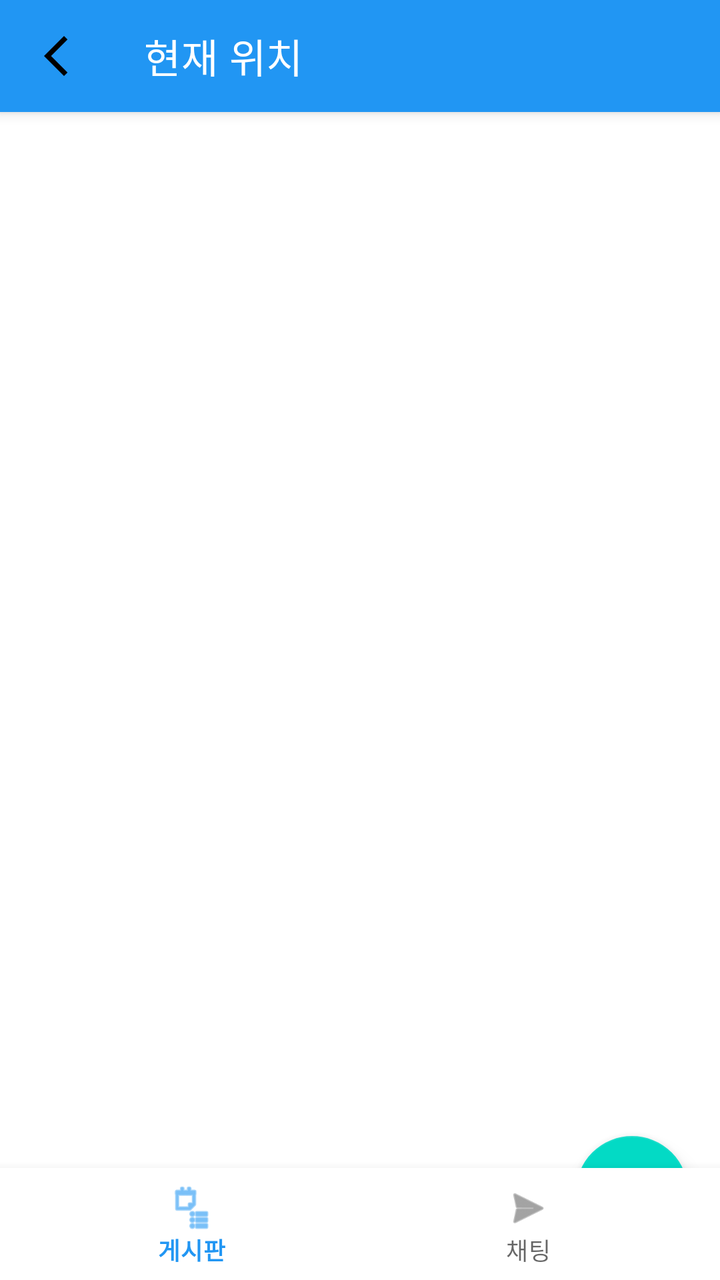
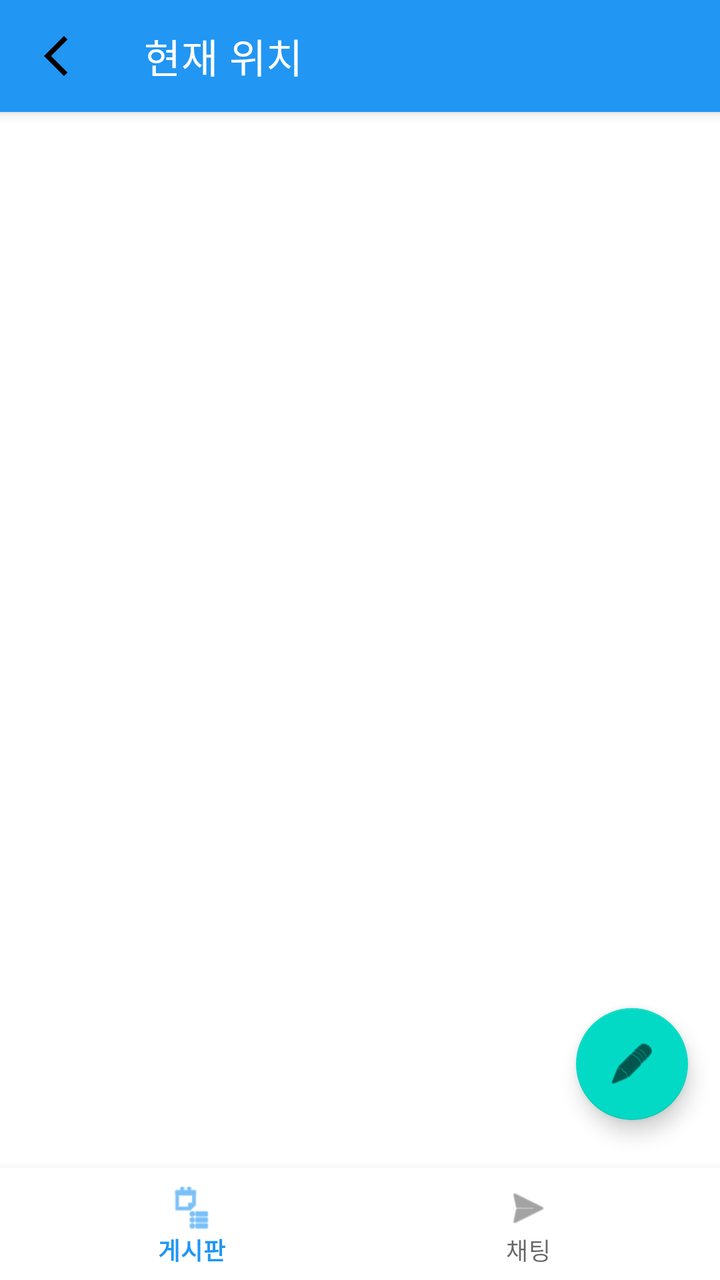

Two renders of the same Android screen: before a commit and after it. Below are the layout's source before the change and the commit's diff.
<!-- AndroidManifest.xml: activity theme Theme.SocialMyMap.NoActionBar -->
<!-- res/layout/activity_community.xml -->
<?xml version="1.0" encoding="utf-8"?>
<androidx.coordinatorlayout.widget.CoordinatorLayout xmlns:android="http://schemas.android.com/apk/res/android"
    xmlns:app="http://schemas.android.com/apk/res-auto"
    android:layout_width="match_parent"
    android:layout_height="match_parent"
    android:fitsSystemWindows="true">

    <com.google.android.material.appbar.AppBarLayout
        android:layout_width="match_parent"
        android:layout_height="wrap_content">

        <androidx.appcompat.widget.Toolbar
            android:id="@+id/toolbar_community"
            android:layout_width="match_parent"
            android:layout_height="?attr/actionBarSize"
            android:background="?attr/colorPrimary"
            app:title="현재 위치"
            app:navigationIcon="@drawable/ic_arrow_back"
            app:titleTextColor="@android:color/white"/>

    </com.google.android.material.appbar.AppBarLayout>

    <androidx.viewpager2.widget.ViewPager2
        android:id="@+id/view_pager"
        android:layout_width="match_parent"
        android:layout_height="match_parent"
        app:layout_behavior="@string/appbar_scrolling_view_behavior" />

    <com.google.android.material.floatingactionbutton.FloatingActionButton
        android:id="@+id/fab_write_post"
        android:layout_width="wrap_content"
        android:layout_height="wrap_content"
        android:layout_gravity="bottom|end"
        android:layout_margin="16dp"
        android:layout_marginBottom="72dp"
        android:src="@android:drawable/ic_menu_edit" />

    <com.google.android.material.bottomnavigation.BottomNavigationView
        android:id="@+id/bottom_navigation"
        android:layout_width="match_parent"
        android:layout_height="wrap_content"
        android:layout_gravity="bottom"
        app:menu="@menu/community_bottom_menu" />

</androidx.coordinatorlayout.widget.CoordinatorLayout>
<!-- resources referenced by this layout -->
<resources>
  <!-- drawable ic_arrow_back (drawable) -->
  <vector xmlns:android="http://schemas.android.com/apk/res/android" android:height="24dp" android:tint="#000000" android:viewportHeight="24" android:viewportWidth="24" android:width="24dp">
        
      <path android:fillColor="@android:color/white" android:pathData="M17.77,3.77l-1.77,-1.77l-10,10l10,10l1.77,-1.77l-8.23,-8.23z"/>
      
  </vector>
  <style name="Theme.SocialMyMap.NoActionBar" parent="Theme.SocialMyMap">
          <item name="windowActionBar">false</item>
          <item name="windowNoTitle">true</item>
      </style>
  <style name="Theme.SocialMyMap" parent="Theme.MaterialComponents.DayNight.DarkActionBar">
          
          <item name="colorPrimary">@color/blue_500</item>
          <item name="colorPrimaryVariant">@color/blue_700</item>
          <item name="colorOnPrimary">@color/white</item>
          
          <item name="colorSecondary">@color/teal_200</item>
          <item name="colorSecondaryVariant">@color/teal_700</item>
          <item name="colorOnSecondary">@color/black</item>
          
          <item name="android:statusBarColor" tools:targetApi="l">?attr/colorPrimaryVariant</item>
          
  
          
          <item name="android:windowDrawsSystemBarBackgrounds">true</item>
          <item name="android:statusBarColor">@android:color/transparent</item>
          <item name="android:navigationBarColor">@android:color/transparent</item>
          <item name="android:windowLightStatusBar">true</item>
          <item name="android:windowLightNavigationBar" tools:targetApi="o_mr1">true</item>
      </style>
  <color name="blue_500">#2196F3</color>
  <color name="blue_700">#1976D2</color>
  <color name="white">#FFFFFFFF</color>
  <color name="teal_200">#FF03DAC5</color>
  <color name="teal_700">#FF018786</color>
  <color name="black">#FF000000</color>
</resources>

<!-- the commit's change to res/layout/activity_community.xml (unified diff, before → after) -->
@@ -31,8 +31,8 @@
         android:layout_width="wrap_content"
         android:layout_height="wrap_content"
         android:layout_gravity="bottom|end"
-        android:layout_margin="16dp"
-        android:layout_marginBottom="72dp"
+        android:layout_marginEnd="16dp"
+        android:layout_marginBottom="80dp"
         android:src="@android:drawable/ic_menu_edit" />
 
     <com.google.android.material.bottomnavigation.BottomNavigationView
